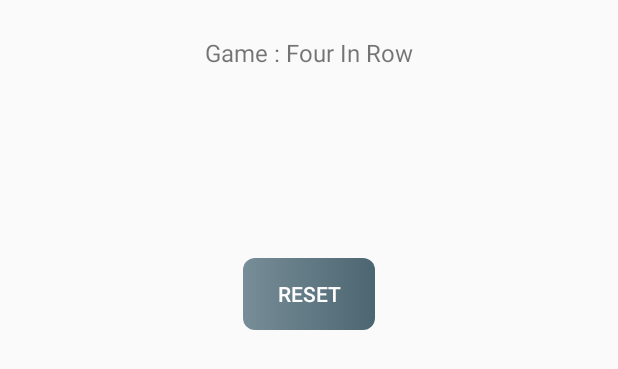
After one commit to FaribaDarvishian/TicTacToyVs4InRow, an Android app: the layout fragment_four_in_row.xml on its own in the app's theme, with its tools: preview values and no code run, on a phone screen of 412 x 824 dp. The commit adds this screen. Shown: the top 369 px of the screen. Run offline under Robolectric (Android 15) with nearby library versions, the phone set to English and light mode, and no system bars.

Commit message:
complete and edit FourInRowFragment edit ui Four In Row Game use custom style for Buttons

```diff
--- /dev/null
+++ b/app/src/main/res/layout/fragment_four_in_row.xml
@@ -0,0 +1,75 @@
+<?xml version="1.0" encoding="utf-8"?>
+<ScrollView xmlns:android="http://schemas.android.com/apk/res/android"
+    xmlns:tools="http://schemas.android.com/tools"
+    android:layout_width="match_parent"
+    android:layout_height="match_parent"
+    android:orientation="vertical"
+    tools:context=".FourInRowFragment">
+
+    <LinearLayout
+        android:layout_width="match_parent"
+        android:layout_height="match_parent"
+        android:orientation="vertical">
+
+        <TextView
+            android:layout_width="wrap_content"
+            android:layout_height="wrap_content"
+            android:layout_gravity="center_horizontal"
+            android:layout_marginTop="24dp"
+            android:text="Game : Four In Row"
+            android:textSize="16sp" />
+
+        <RelativeLayout
+            android:id="@+id/four_gamer_layout"
+            android:layout_width="match_parent"
+            android:layout_height="wrap_content"
+            android:padding="16dp"
+            android:layout_marginTop="24dp">
+
+            <TextView
+                android:id="@+id/four_gamer1"
+                android:layout_width="wrap_content"
+                android:layout_height="wrap_content"
+                android:layout_gravity="center_horizontal"
+                android:textColor="@color/colorBlack"
+                android:textSize="16sp" />
+
+            <TextView
+                android:id="@+id/four_gamer2"
+                android:layout_width="wrap_content"
+                android:layout_height="wrap_content"
+                android:layout_gravity="center_horizontal"
+                android:layout_alignParentEnd="true"
+                android:textColor="@color/colorBlack"
+                android:textSize="16sp"
+                android:layout_alignParentRight="true" />
+
+        </RelativeLayout>
+
+        <LinearLayout
+            android:id="@+id/four_in_row_layout"
+            android:layout_width="wrap_content"
+            android:layout_height="wrap_content"
+            android:layout_gravity="center"
+            android:layout_marginTop="24dp"
+            android:gravity="center"
+            android:orientation="vertical" />
+
+        <Button
+            android:id="@+id/reset_four_in_row"
+            android:layout_width="wrap_content"
+            android:layout_height="wrap_content"
+            android:layout_gravity="bottom|center_horizontal"
+            android:layout_margin="24dp"
+            android:background="@drawable/btn_style"
+            android:gravity="center"
+            android:text="Reset"
+            android:textColor="@color/colorWhite"
+            android:visibility="visible"/>
+
+
+    </LinearLayout>
+
+
+
+</ScrollView>
```
Also changed, not shown: app/src/main/java/com/example/tictactoyvs4inrow/FourInRowFragment.java (+207 -84 lines), app/src/main/java/com/example/tictactoyvs4inrow/FourInRowRepository.java (added, +220 -0 lines), app/src/main/java/com/example/tictactoyvs4inrow/MainActivity.java (+4 -4 lines), app/src/main/java/com/example/tictactoyvs4inrow/TicTacToeFragment.java (+17 -14 lines), app/src/main/res/drawable/btn_style_blue_shift.xml (added, +12 -0 lines), app/src/main/res/drawable/btn_style_default_four_in_row.xml (added, +12 -0 lines), app/src/main/res/drawable/btn_style_red_shift.xml (added, +12 -0 lines).
